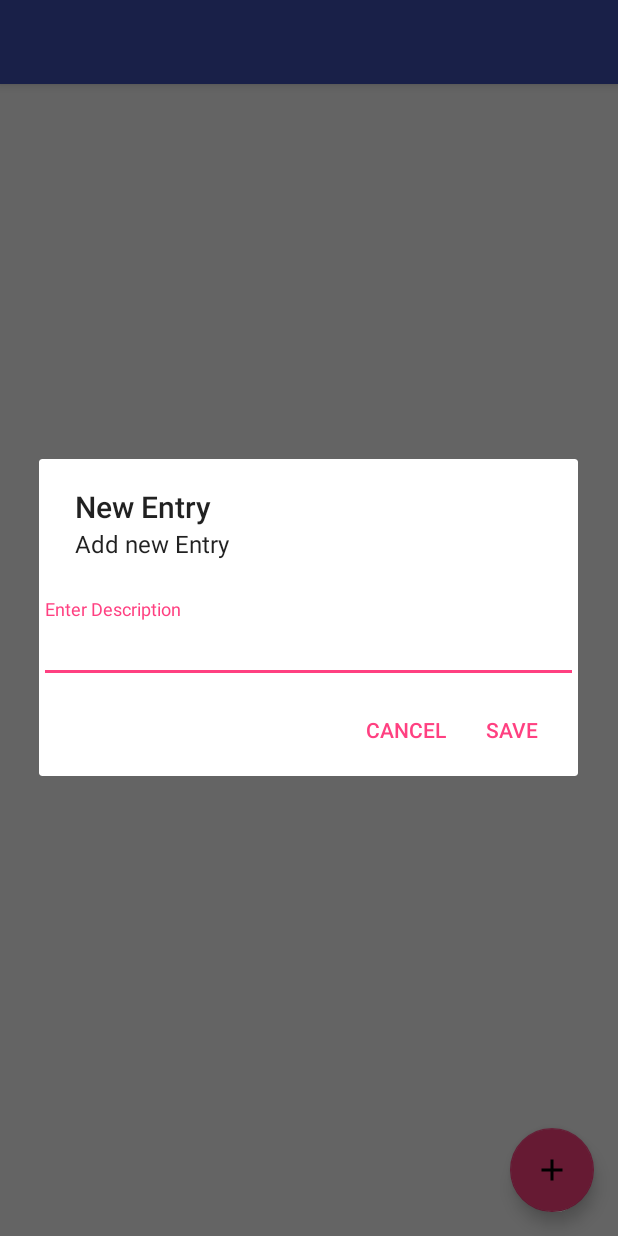
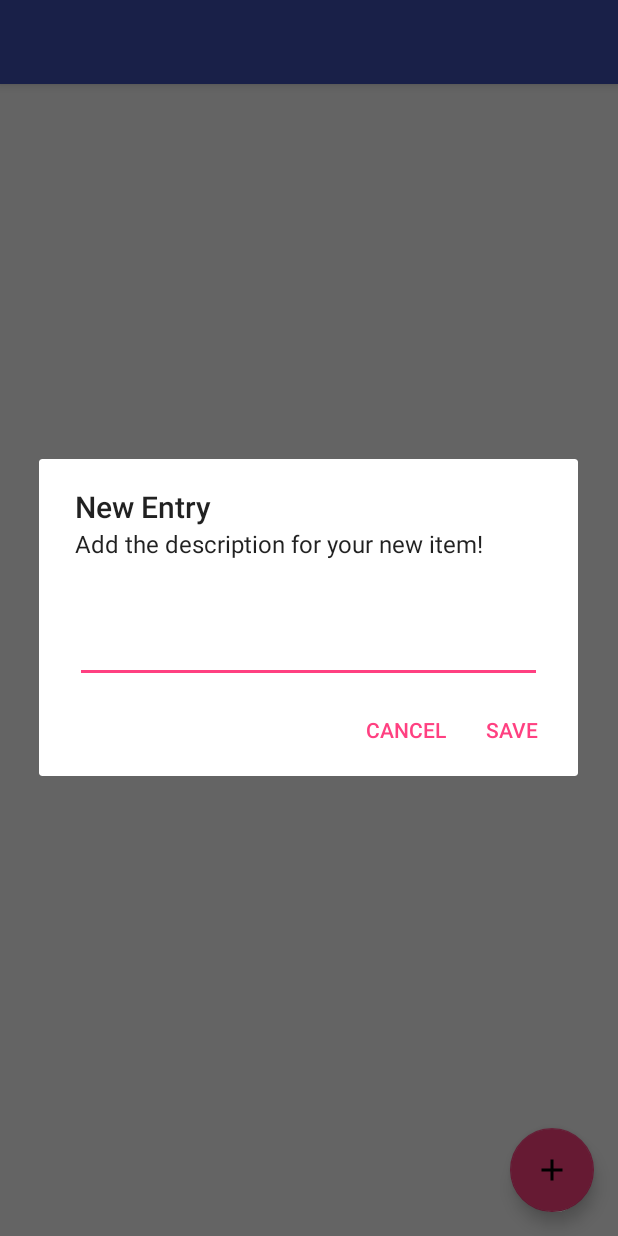
Before and after one commit to MarcelJurtz/ShoppingList, an Android app: the screen it shows after launch (MainActivity), after a tap on an icon or button, on a phone screen of 412 x 824 dp. Run offline under Robolectric (Android 15) with nearby library versions, the phone set to English and light mode, and no system bars; our stand-ins replace Room's generated code.

Commit message:
Fix general functionality, complete first mvp (very quick and dirty)

```diff
--- a/app/src/main/java/com/jurtz/marcel/shoppinglist/MainActivity.java
+++ b/app/src/main/java/com/jurtz/marcel/shoppinglist/MainActivity.java
@@ -41,14 +41,8 @@ public class MainActivity extends AppCompatActivity {
             public void onItemClick(View v, int position) {
                 Intent intent = new Intent(MainActivity.this, ShoppingListActivity.class);
                 intent.putExtra("shoppinglist_id", shoppingLists.get(position).id);
+                intent.putExtra("shoppinglist_description", shoppingLists.get(position).description);
                 startActivity(intent);
-            }
-        });
-
-        shoppingListAdapter.setOnItemLongClickListener(new ShoppingListAdapter.OnItemLongClickListener() {
-            @Override
-            public void onItemLongClick(View view, int position) {
-                deleteShoppingList(position);
             }
         });
 
@@ -109,13 +103,9 @@ public class MainActivity extends AppCompatActivity {
         reloadAdapter();
     }
 
-    private void deleteShoppingList(int position) {
-        ShoppingList list = shoppingLists.get(position);
-        shoppingLists.remove(list);
-        AppDatabase.getAppDatabase(getApplicationContext()).shoppingListDao().deleteList(list);
+    @Override
+    protected void onResume() {
         reloadAdapter();
-        // Snackbar
+        super.onResume();
     }
-
-
 }
--- a/app/src/main/java/com/jurtz/marcel/shoppinglist/model/ShoppingListAdapter.java
+++ b/app/src/main/java/com/jurtz/marcel/shoppinglist/model/ShoppingListAdapter.java
@@ -14,8 +14,6 @@ public class ShoppingListAdapter extends RecyclerView.Adapter<ShoppingListAdapte
 
     private List<ShoppingList> shoppingLists;
     OnItemClickListener mItemClickListener;
-    OnItemLongClickListener mItemLongClickListener;
-
 
     public ShoppingListAdapter(List<ShoppingList> shoppingLists) {
         this.shoppingLists = shoppingLists;
@@ -49,22 +47,13 @@ public class ShoppingListAdapter extends RecyclerView.Adapter<ShoppingListAdapte
     }
 
     public interface OnItemClickListener {
-        public void onItemClick(View view, int position);
-    }
-
-    public interface OnItemLongClickListener {
-        public void onItemLongClick(View view, int position);
+        void onItemClick(View view, int position);
     }
 
     public void setOnItemClickListener(final OnItemClickListener mItemClickListener) {
         this.mItemClickListener = mItemClickListener;
     }
-
-    public void setOnItemLongClickListener(final OnItemLongClickListener mItemLongClickListener) {
-        this.mItemLongClickListener = mItemLongClickListener;
-    }
-
-    public class ShoppingListViewHolder extends RecyclerView.ViewHolder implements View.OnClickListener, View.OnLongClickListener {
+    public class ShoppingListViewHolder extends RecyclerView.ViewHolder implements View.OnClickListener {
 
         private TextView header;
         private TextView subHeader;
@@ -81,9 +70,6 @@ public class ShoppingListAdapter extends RecyclerView.Adapter<ShoppingListAdapte
         public void onClick(View v) {
             mItemClickListener.onItemClick(v, getAdapterPosition());
         }
-
-        @Override
-        public boolean onLongClick(View v) {mItemLongClickListener.onItemLongClick(v, getAdapterPosition()); return true;}
 
         public void bindShoppingList(ShoppingList shoppingList) {
             if(shoppingList != null) {
--- a/app/src/main/res/layout/activity_main.xml
+++ b/app/src/main/res/layout/activity_main.xml
@@ -24,10 +24,7 @@
 
     <android.support.design.widget.FloatingActionButton
         android:id="@+id/fabShoppingList"
-        android:layout_width="wrap_content"
-        android:layout_height="wrap_content"
-        android:layout_gravity="bottom|end"
-        android:layout_margin="@dimen/fab_margin"
-        app:srcCompat="@drawable/ic_add_black_24dp" />
+        app:srcCompat="@drawable/ic_add_black_24dp"
+        style="@style/CustomFloatingActionButton" />
 
 </android.support.design.widget.CoordinatorLayout>
--- a/app/src/main/res/layout/input_dialog.xml
+++ b/app/src/main/res/layout/input_dialog.xml
@@ -17,9 +17,12 @@
             android:id="@+id/txtDialogInput"
             android:layout_width="match_parent"
             android:layout_height="wrap_content"
-            android:hint="@string/dialog_input_label"
-            android:inputType="textCapWords"
-            android:textColorHint="?attr/colorAccent"/>
+            android:paddingTop="@dimen/dialog_padding_top"
+            android:layout_marginLeft="@dimen/dialog_margin_horizontally"
+            android:layout_marginStart="@dimen/dialog_margin_horizontally"
+            android:layout_marginRight="@dimen/dialog_margin_horizontally"
+            android:layout_marginEnd="@dimen/dialog_margin_horizontally"
+            android:inputType="textCapWords"/>
     </android.support.design.widget.TextInputLayout>
 
 </android.support.constraint.ConstraintLayout>
--- a/app/src/main/res/values/dimens.xml
+++ b/app/src/main/res/values/dimens.xml
@@ -1,3 +1,6 @@
 <resources>
     <dimen name="fab_margin">16dp</dimen>
+
+    <dimen name="dialog_padding_top">10dp</dimen>
+    <dimen name="dialog_margin_horizontally">24dp</dimen>
 </resources>
--- a/app/src/main/res/values/strings.xml
+++ b/app/src/main/res/values/strings.xml
@@ -10,10 +10,13 @@
     <string name="txt_add_shopping_list_hint">New List</string>
     <string name="title_activity_shopping_list">ShoppingListActivity</string>
 
-    <string name="dialog_input_label">Enter Description</string>
+    <string name="dialog_input_label">Description</string>
 
     <string name="dialog_title">New Entry</string>
-    <string name="dialog_message">Add new Entry</string>
+    <string name="dialog_message">Add the description for your new item!</string>
     <string name="dialog_positive_button">Save</string>
     <string name="dialog_negative_button">Cancel</string>
+
+    <string name="snackbar_information">Item deleted</string>
+    <string name="snackbar_restore">Undo</string>
 </resources>
--- a/app/src/main/res/values/styles.xml
+++ b/app/src/main/res/values/styles.xml
@@ -17,4 +17,11 @@
 
     <style name="AppTheme.PopupOverlay" parent="ThemeOverlay.AppCompat.Light" />
 
+    <style name="CustomFloatingActionButton">
+        <item name="android:layout_width">wrap_content</item>
+        <item name="android:layout_height">wrap_content</item>
+        <item name="android:layout_gravity">bottom|end</item>
+        <item name="android:layout_margin">@dimen/fab_margin</item>
+    </style>
+
 </resources>
```
Also changed, not shown: app/src/main/java/com/jurtz/marcel/shoppinglist/ShoppingListActivity.java (+29 -6 lines), app/src/main/res/layout/activity_shopping_list.xml (+6 -7 lines).
